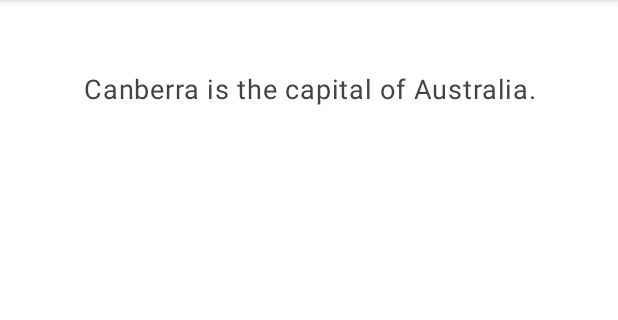
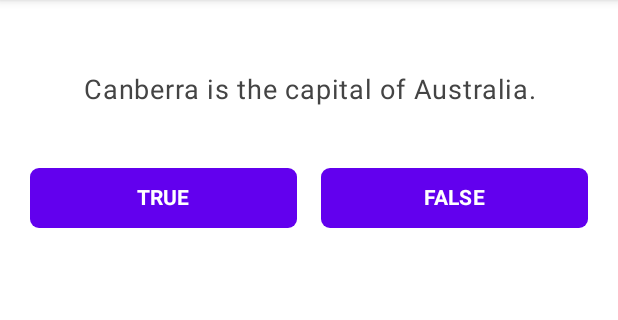
Before and after one commit to nobel-von-it/GeoQuiz_Andr6, an Android app built with Jetpack Compose: the screen it shows after launch (MainActivity), on a phone screen of 412 x 824 dp, the part 90-410 px from its top. Run offline under Robolectric (Android 15) with nearby library versions, the phone set to English and light mode, and no system bars.

Commit message:
Add Answer buttons and Row layout

```diff
--- a/app/src/main/java/com/example/geoquiz6/MainActivity.kt
+++ b/app/src/main/java/com/example/geoquiz6/MainActivity.kt
@@ -5,13 +5,18 @@ import androidx.activity.ComponentActivity
 import androidx.activity.compose.setContent
 import androidx.activity.enableEdgeToEdge
 import androidx.compose.foundation.background
+import androidx.compose.foundation.layout.Arrangement
 import androidx.compose.foundation.layout.Box
 import androidx.compose.foundation.layout.Column
+import androidx.compose.foundation.layout.Row
 import androidx.compose.foundation.layout.Spacer
 import androidx.compose.foundation.layout.fillMaxSize
 import androidx.compose.foundation.layout.fillMaxWidth
 import androidx.compose.foundation.layout.height
 import androidx.compose.foundation.layout.padding
+import androidx.compose.foundation.shape.RoundedCornerShape
+import androidx.compose.material3.Button
+import androidx.compose.material3.ButtonDefaults
 import androidx.compose.material3.Surface
 import androidx.compose.material3.Text
 import androidx.compose.runtime.Composable
@@ -61,7 +66,50 @@ fun GeoQuizApp() {
                     color = Color.DarkGray,
                     textAlign = TextAlign.Center
                 )
+                Spacer(modifier = Modifier.height(36.dp))
+                AnswerButtons(
+                    onAnswerSelected = { }
+                )
             }
+        }
+    }
+}
+
+@Composable
+fun AnswerButtons(
+    onAnswerSelected: (Boolean) -> Unit
+) {
+    Row(
+        modifier = Modifier.fillMaxWidth(),
+        horizontalArrangement = Arrangement.SpaceBetween
+    ) {
+        Button(
+            onClick = { onAnswerSelected(true) },
+            shape = RoundedCornerShape(6.dp),
+            colors = ButtonDefaults.buttonColors(containerColor = PurplePrimary),
+            modifier = Modifier
+                .weight(1f)
+                .padding(end = 8.dp)
+        ) {
+            Text(
+                text = "TRUE",
+                color = Color.White,
+                fontWeight = FontWeight.Bold
+            )
+        }
+        Button(
+            onClick = { onAnswerSelected(false) },
+            shape = RoundedCornerShape(6.dp),
+            colors = ButtonDefaults.buttonColors(containerColor = PurplePrimary),
+            modifier = Modifier
+                .weight(1f)
+                .padding(start = 8.dp)
+        ) {
+            Text(
+                text = "FALSE",
+                color = Color.White,
+                fontWeight = FontWeight.Bold
+            )
         }
     }
 }
```
